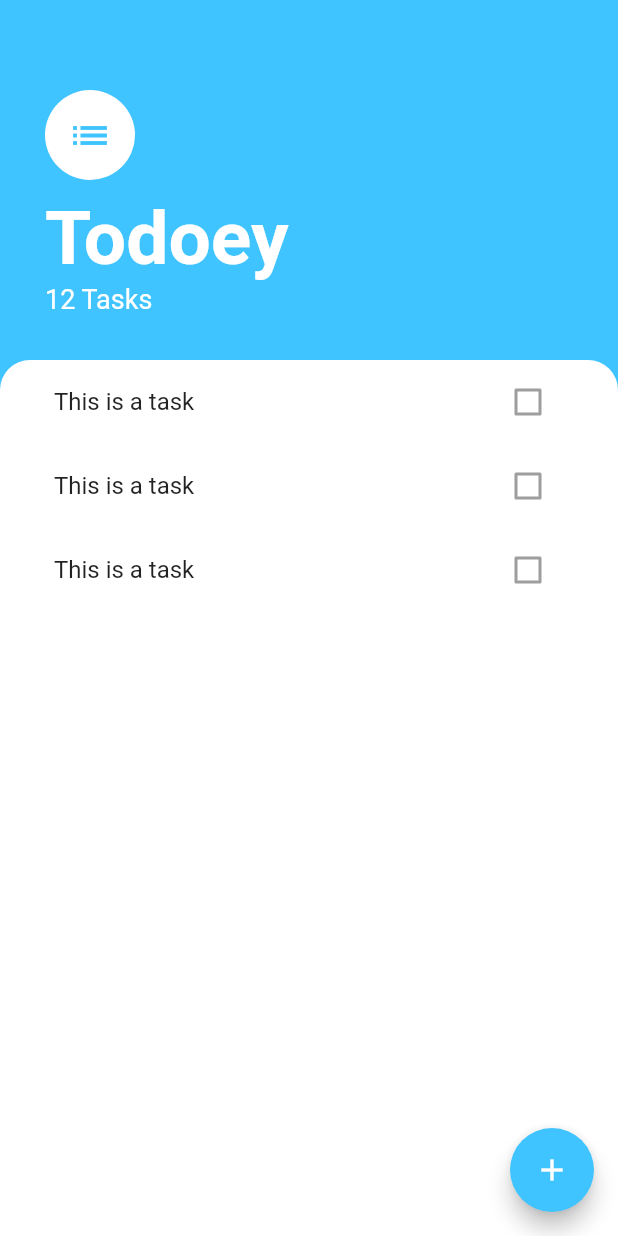
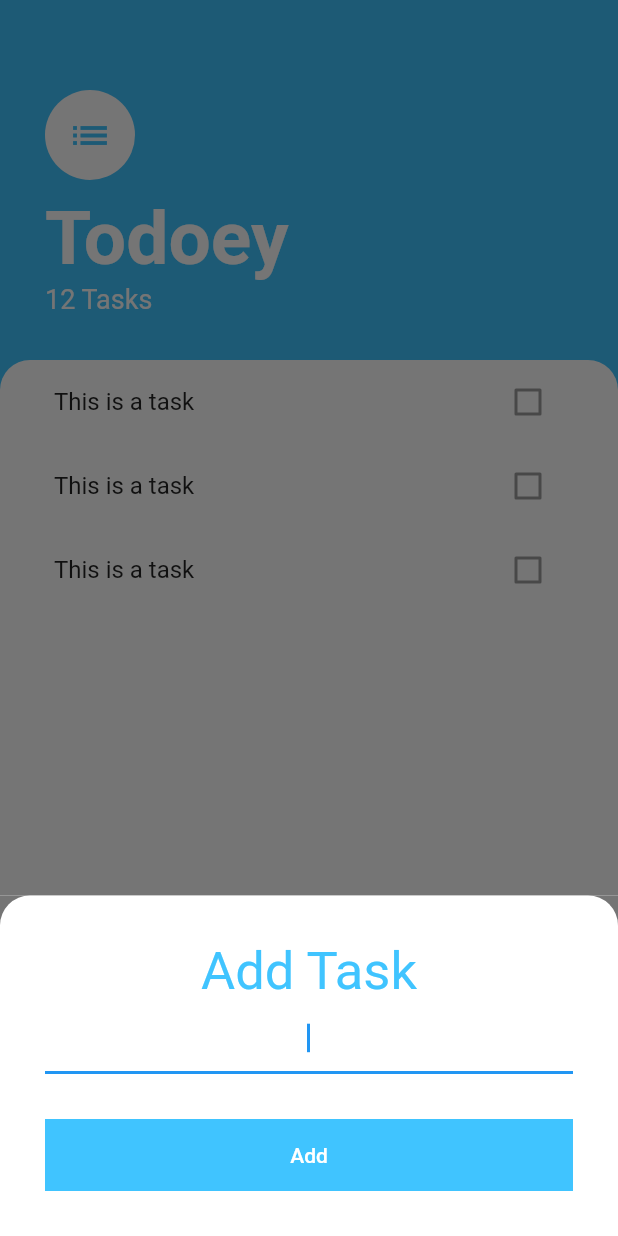
Before and after one commit to mulangukm/todoey-flutter-mobile, a Flutter app: the screen it shows after launch, after a tap on the "add" icon, on a phone screen of 412 x 824 dp. Run offline on Flutter 3.47's test engine with Material 2 defaults, Android fonts, the phone set to English and light mode, and no system bars.

```diff
--- /dev/null
+++ b/lib/screens/add_task_screen.dart
@@ -0,0 +1,66 @@
+import 'package:flutter/material.dart';
+
+class AddTaskScreen extends StatelessWidget {
+  const AddTaskScreen({Key? key}) : super(key: key);
+
+  @override
+  Widget build(BuildContext context) {
+    return SingleChildScrollView(
+      child: AnimatedPadding(
+        padding: MediaQuery.of(context).viewInsets,
+        duration: const Duration(milliseconds: 100),
+        curve: Curves.decelerate,
+        child: Container(
+          color: const Color(0xFF757575),
+          child: Container(
+            padding: const EdgeInsets.all(30.0),
+            decoration: const BoxDecoration(
+              color: Colors.white,
+              borderRadius: BorderRadius.only(
+                topLeft: Radius.circular(20.0),
+                topRight: Radius.circular(20.0),
+              ),
+            ),
+            child: Column(
+              children: [
+                const Text(
+                  'Add Task',
+                  style: TextStyle(
+                    color: Colors.lightBlueAccent,
+                    fontSize: 35.0,
+                  ),
+                ),
+                const TextField(
+                  autofocus: true,
+                  textAlign: TextAlign.center,
+                  decoration: InputDecoration(
+                    enabledBorder: UnderlineInputBorder(
+                      borderSide:
+                          BorderSide(color: Colors.lightBlueAccent, width: 5.0),
+                    ),
+                  ),
+                ),
+                const SizedBox(
+                  height: 30.0,
+                ),
+                Container(
+                  width: double.infinity,
+                  color: Colors.lightBlueAccent,
+                  child: TextButton(
+                    onPressed: () {
+                      // Add our task to the list
+                    },
+                    child: const Text(
+                      'Add',
+                      style: TextStyle(color: Colors.white),
+                    ),
+                  ),
+                )
+              ],
+            ),
+          ),
+        ),
+      ),
+    );
+  }
+}
--- a/lib/screens/tasks_screen.dart
+++ b/lib/screens/tasks_screen.dart
@@ -1,16 +1,20 @@
 import 'package:flutter/material.dart';
 
 import '../widgets/tasks_list.dart';
+import 'add_task_screen.dart';
 
 class TasksScreen extends StatelessWidget {
-  const TasksScreen({Key? key}) : super(key: key);
-
   @override
   Widget build(BuildContext context) {
     return Scaffold(
       floatingActionButton: FloatingActionButton(
         backgroundColor: Colors.lightBlueAccent,
-        onPressed: () {},
+        onPressed: () {
+          showModalBottomSheet(
+              isScrollControlled: true,
+              context: context,
+              builder: (context) => const AddTaskScreen());
+        },
         child: const Icon(Icons.add),
       ),
       backgroundColor: Colors.lightBlueAccent,
```
